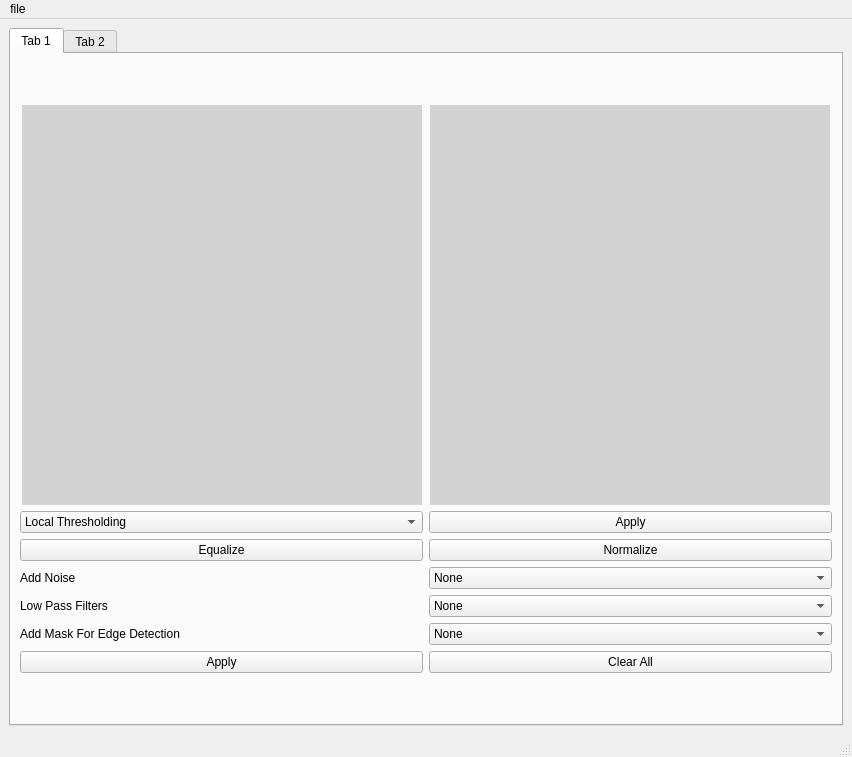
First picture: the form in main.ui, repository hassanowis/Vision-Pro-Toolkit, before the edit.
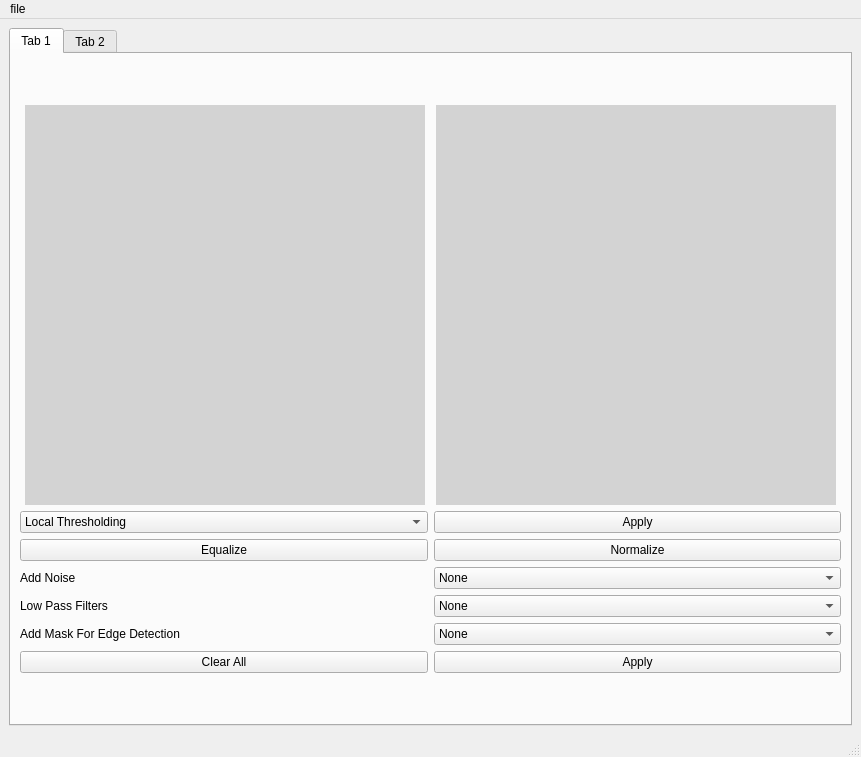
Second picture: the form after the edit.

Commit message: edge detection

The edit to the form file:
```diff
--- a/main.ui
+++ b/main.ui
@@ -6,7 +6,7 @@
    <rect>
     <x>0</x>
     <y>0</y>
-    <width>852</width>
+    <width>861</width>
     <height>757</height>
    </rect>
   </property>
@@ -240,13 +240,6 @@
           </item>
           <item>
            <layout class="QHBoxLayout" name="horizontalLayout_6">
-            <item>
-             <widget class="QPushButton" name="process_btn">
-              <property name="text">
-               <string>Apply</string>
-              </property>
-             </widget>
-            </item>
             <item>
              <widget class="QPushButton" name="clear_btn">
               <property name="text">
@@ -254,6 +247,13 @@
               </property>
              </widget>
             </item>
+            <item>
+             <widget class="QPushButton" name="process_btn">
+              <property name="text">
+               <string>Apply</string>
+              </property>
+             </widget>
+            </item>
            </layout>
           </item>
          </layout>
@@ -340,8 +340,8 @@
     <rect>
      <x>0</x>
      <y>0</y>
-     <width>852</width>
-     <height>21</height>
+     <width>861</width>
+     <height>26</height>
     </rect>
    </property>
    <widget class="QMenu" name="menufile">
```
Left out of the diff: 11 changed lines with no effect on the pictures. The commit also changes 1 other file.
